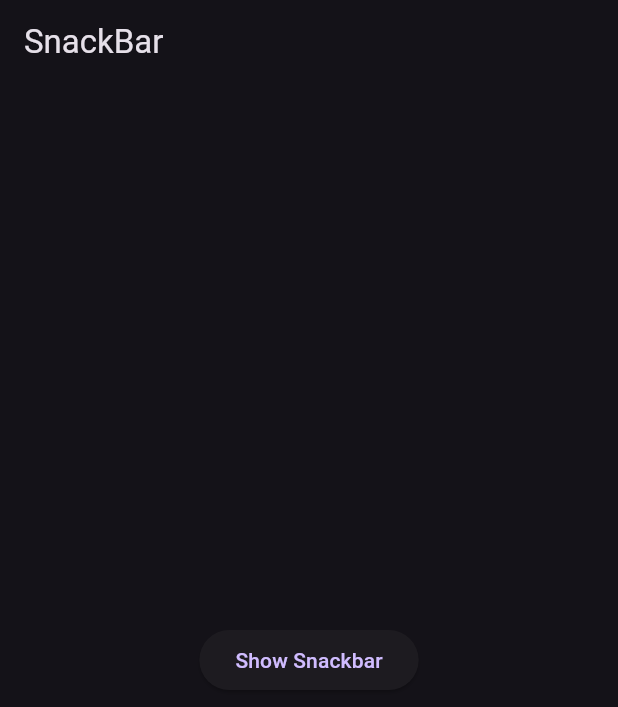
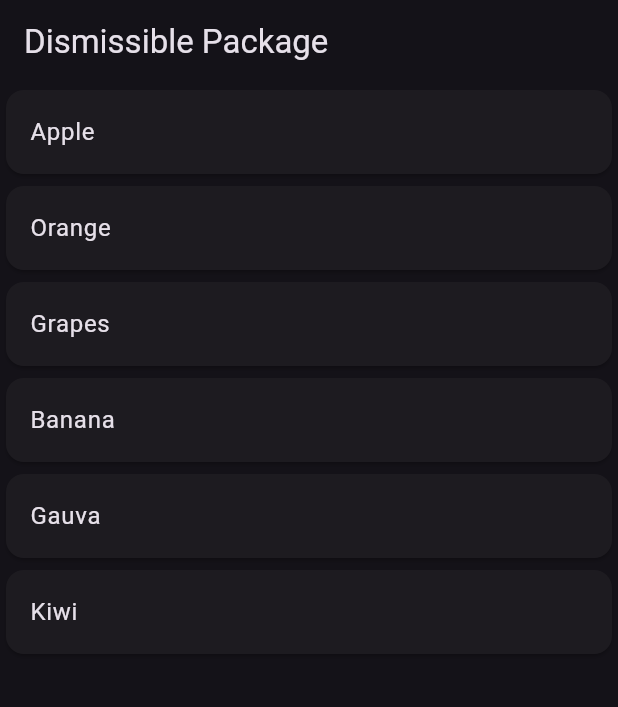
Before and after one commit to Saksham0205/flutter_30_days, a Flutter app: the screen it shows after launch, on a phone screen of 412 x 824 dp. Shown: the top 707 px of the screen. Run offline on Flutter 3.47's test engine with Material 3 defaults, Android fonts, the phone set to English and light mode, and no system bars.

Commit message:
Dismissible

```diff
--- a/lib/main.dart
+++ b/lib/main.dart
@@ -1,6 +1,5 @@
 import 'package:flutter/material.dart';
-
-import 'package:flutter_30_days/widgets/snackbar.dart';
+import 'package:flutter_30_days/widgets/dismissible.dart';
 
 void main() {
   runApp(const MyApp());
@@ -17,7 +16,7 @@
         primaryColor: Colors.green,
         brightness: Brightness.dark,
       ),
-      home: SnackBarWidget(),
+      home: DismissibleWidget(),
     );
   }
 }
--- /dev/null
+++ b/lib/widgets/dismissible.dart
@@ -0,0 +1,60 @@
+import 'package:flutter/material.dart';
+
+class DismissibleWidget extends StatefulWidget {
+  const DismissibleWidget({super.key});
+
+  @override
+  State<DismissibleWidget> createState() => _DismissibleWidgetState();
+}
+
+class _DismissibleWidgetState extends State<DismissibleWidget> {
+  List<String> fruits = [
+    'Apple',
+    'Orange',
+    'Grapes',
+    'Banana',
+    'Gauva',
+    'Kiwi'
+  ];
+  @override
+  Widget build(BuildContext context) {
+    return Scaffold(
+      appBar: AppBar(
+        title: Text("Dismissible Package"),
+      ),
+      body: ListView.builder(
+          itemCount: fruits.length,
+          itemBuilder: (context, index) {
+            final fruit = fruits[index];
+            return Dismissible(
+                onDismissed: (direction) {
+                  if (direction == DismissDirection.startToEnd) {
+                    ScaffoldMessenger.of(context).showSnackBar(SnackBar(
+                      duration: Duration(seconds: 1),
+                      content: Text(fruit),
+                      backgroundColor: Colors.red,
+                    ));
+                  } else {
+                    ScaffoldMessenger.of(context).showSnackBar(SnackBar(
+                      duration: Duration(seconds: 1),
+                      content: Text(fruit),
+                      backgroundColor: Colors.green,
+                    ));
+                  }
+                },
+                key: Key(fruit),
+                background: Container(
+                  color: Colors.red,
+                ),
+                secondaryBackground: Container(
+                  color: Colors.green,
+                ),
+                child: Card(
+                  child: ListTile(
+                    title: Text(fruit),
+                  ),
+                ));
+          }),
+    );
+  }
+}
```
